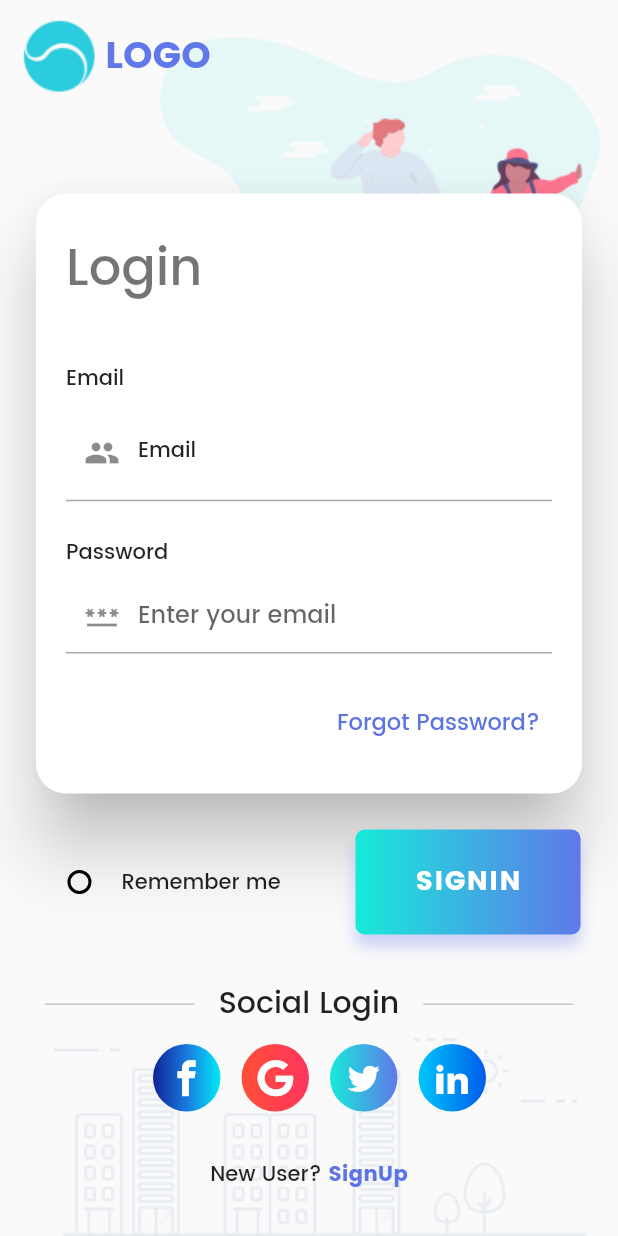
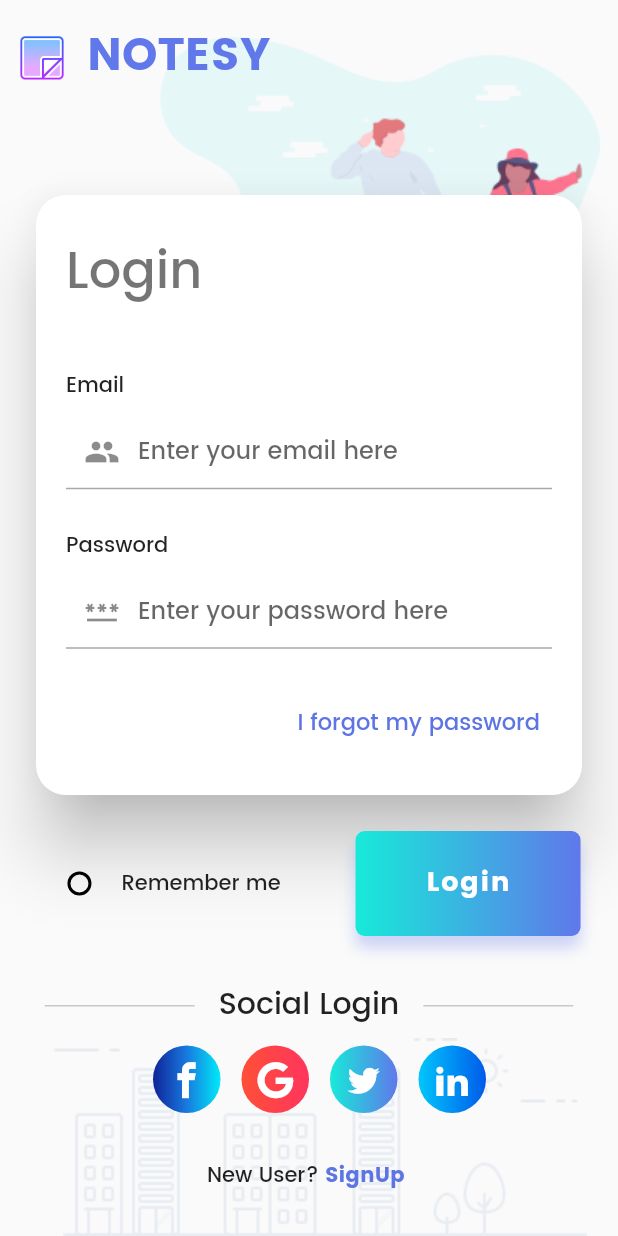
Before and after one commit to JirayuJanlert/flutter-mynotes, a Flutter app: the screen it shows after launch, on a phone screen of 412 x 824 dp. Run offline on Flutter 3.47's test engine with Material 2 defaults, Android fonts, the phone set to English and light mode, and no system bars; our stand-ins replace bloc, cloud_firestore, equatable, firebase_auth, firebase_core, flutter_bloc and 4 more; accounts and stored records are empty; generated files the repository leaves out were written again.

```diff
--- /dev/null
+++ b/l10n.yaml
@@ -0,0 +1,3 @@
+arb-dir: lib/l10n
+template-arb-file: intl_en.arb
+output-localization-file: app_localizations.dart
--- /dev/null
+++ b/lib/l10n/intl_en.arb
@@ -0,0 +1,79 @@
+{
+    "logout_button": "Log out",
+    "note": "Note",
+    "cancel": "Cancel",
+    "yes": "Yes",
+    "confirm": "Confirm",
+    "delete": "Delete",
+    "sharing": "Sharing",
+    "signup_capital": "SIGNUP",
+    "login_capital": "LOGIN",
+    "ok": "OK",
+    "login": "Login",
+    "verify_email": "Verify email",
+    "register": "Register",
+    "restart": "Restart",
+    "back_to_login": "Back to login page",
+
+    "welcome_screen_prompt" : "Welcome to Notesy",
+
+    "start_typing_your_note": "Start typing your note",
+    "delete_note_prompt": "Are you sure you want to delete this note?",
+    "cannot_share_empty_note_prompt": "Cannot share an empty note!",
+    "generic_error_prompt": "An error occurred",
+    "logout_dialog_prompt": "Are you sure you want to log out?",
+
+    "password_reset": "Password reset",
+    "password_reset_dialog_prompt": "We have now sent you a password reset link. Please check your email for more information.",
+
+    "login_error_cannot_find_user": "Cannot find a user with the entered credentials!",
+    "login_error_wrong_credentials": "Wrong credentials",
+    "login_error_auth_error": "Authentication error",
+
+    "login_view_forgot_password": "I forgot my password",
+    "login_view_not_registered_yet": "Not registered yet? Register here!",
+    "login_view_remember_me" : "Remember me",
+    "login_view_social_login" : "Social Login",
+    "login_view_new_user" : "New User? ",
+    "login_view_sign_up" : "SignUp ",
+
+    "email_text_field_label": "Email",
+    "email_text_field_placeholder": "Enter your email here",
+    "password_text_field_label": "Password",
+    "password_text_field_placeholder": "Enter your password here",
+    "confirm_password_text_field_label": "Confirm Password",
+    "confirm_password_text_field_placeholder": "Enter your password again",
+
+
+    "forgot_password": "Forgot Password",
+    "forgot_password_view_generic_error": "We could not process your request. Please make sure that you are a registered user, or if not, register a user now by going back one step.",
+    "forgot_password_view_prompt": "If you forgot your password, simply enter your email and we will send you a password reset link.",
+    "forgot_password_view_send_me_link": "Send me password reset link",
+
+    "register_error_weak_password": "This password is not secure enough. Please choose another password!",
+    "register_error_email_already_in_use": "This email is already registered to another user. Please choose another email!",
+    "register_error_generic": "Failed to register. Please try again later!",
+    "register_error_invalid_email": "The email address you entered appears to be invalid. Please try another email address!",
+    "register_view_prompt": "Create Your account for free!",
+    "register_view_already_registered": "Already Have an Account? ",
+    "register_view_signup": "Sign Up",
+
+    "verify_email_view_prompt": "A verification email has been sent to your email",
+    "verify_email_resend_email_verification": "Resend email verification",
+    "verify_email_verification_success": "Email is verified",
+
+    "textfield_validation_error_password_unmatched" : "The passwords do not matched",
+    "textfield_validation_error_value_emty" : "Please enter value",
+
+    "note_view_no_notes" : "No Note",
+    "notes_title": "{count, plural, =0{No notes yet} =1{1 note} other{{count} notes}}",
+    "@notes_title": {
+        "placeholders": {
+            "count": {
+                "type": "int",
+                "example": "3 notes"
+            }
+        }
+    }
+
+}
--- /dev/null
+++ b/lib/l10n/intl_th.arb
@@ -0,0 +1,79 @@
+{
+     "logout_button": "ออกจากระบบ",
+     "note": "โน้ต",
+     "cancel": "ยกเลิก",
+     "yes": "yes",
+     "confirm": "ยืนยัน",
+     "delete": "ลบ",
+     "sharing": "แชร์",
+     "signup_capital": "ลงทะเบียน",
+     "login_capital": "เข้าสู่ระบบ",
+     "ok": "Ok",
+     "login": "เข้าสู่ระบบ",
+     "verify_email": "ยืนยันอีเมล",
+     "register": "ลงทะเบียน",
+     "restart": "รีสตาร์ท",
+     "back_to_login": "กลับสู่หน้าเข้าสู่ระบบ",
+
+     "welcome_screen_prompt": "ยินดีต้อนรับสู่ Notesy",
+
+     "start_typing_your_note": "เริ่มเขียนโน้ต",
+     "delete_note_prompt": "คุณแน่ใจหรือไม่ว่าต้องการลบโน้ตนี้",
+     "cannot_share_empty_note_prompt": "ไม่สามารถแชร์โน้ตที่ว่างเปล่า!",
+     "generic_error_prompt": "เกิดข้อผิดพลาด",
+     "logout_dialog_prompt": "คุณแน่ใจหรือไม่ว่าต้องการออกจากระบบ",
+
+     "password_reset": "รีเซ็ตรหัสผ่าน",
+     "password_reset_dialog_prompt": "เราได้ส่งลิงก์รีเซ็ตรหัสผ่านให้คุณแล้ว โปรดตรวจสอบอีเมลของคุณสำหรับข้อมูลเพิ่มเติม",
+
+     "login_error_cannot_find_user": "ไม่พบผู้ใช้ที่มีข้อมูลประจำตัวที่ป้อน!",
+     "login_error_wrong_credentials": "ข้อมูลประจำตัวไม่ถูกต้อง",
+     "login_error_auth_error": "ข้อผิดพลาดในการตรวจสอบสิทธิ์",
+
+     "login_view_forgot_password": "ฉันลืมรหัสผ่าน",
+     "login_view_not_registered_yet": "ยังไม่ได้ลงทะเบียนใช่ไหม ลงทะเบียนที่นี่!",
+     "login_view_remember_me": "จำฉัน",
+     "login_view_social_login": "หรือ",
+     "login_view_new_user": "ผู้ใช้ใหม่?",
+     "login_view_sign_up" : "สมัครสมาชิก",
+
+     "email_text_field_label": "อีเมล",
+     "email_text_field_placeholder": "ป้อนอีเมลของคุณที่นี่",
+     "password_text_field_label": "รหัสผ่าน",
+     "password_text_field_placeholder": "ป้อนรหัสผ่านของคุณที่นี่",
+     "confirm_password_text_field_label": "ยืนยันรหัสผ่าน",
+     "confirm_password_text_field_placeholder": "ป้อนรหัสผ่านของคุณอีกครั้ง",
+
+
+     "forgot_password": "ลืมรหัสผ่าน",
+     "forgot_password_view_generic_error": "เราไม่สามารถดำเนินการตามคำขอของคุณได้ โปรดตรวจสอบว่าคุณเป็นผู้ใช้ที่ลงทะเบียนแล้ว หรือหากไม่ใช่ ให้ลงทะเบียนผู้ใช้ทันทีโดยย้อนกลับไปหนึ่งขั้นตอน",
+     "forgot_password_view_prompt": "หากคุณลืมรหัสผ่าน เพียงป้อนอีเมลของคุณ แล้วเราจะส่งลิงก์รีเซ็ตรหัสผ่านให้คุณ",
+     "forgot_password_view_send_me_link": "ส่งลิงก์รีเซ็ตรหัสผ่านให้ฉัน",
+
+     "register_error_weak_password": "รหัสผ่านนี้ไม่ปลอดภัยเพียงพอ โปรดเลือกรหัสผ่านอื่น!",
+     "register_error_email_already_in_use": "อีเมลนี้ลงทะเบียนกับผู้ใช้รายอื่นแล้ว โปรดเลือกอีเมลอื่น!",
+     "register_error_generic": "ลงทะเบียนไม่สำเร็จ โปรดลองอีกครั้งในภายหลัง!",
+     "register_error_invalid_email": "ที่อยู่อีเมลที่คุณป้อนดูเหมือนจะไม่ถูกต้อง โปรดลองที่อยู่อีเมลอื่น!",
+     "register_view_prompt": "สร้างบัญชีของคุณได้ฟรี!",
+     "register_view_already_registered": "มีบัญชีอยู่แล้ว ",
+     "register_view_signup": "ลงทะเบียน",
+
+     "verify_email_view_prompt": "อีเมลยืนยันถูกส่งไปยังอีเมลของคุณ",
+     "verify_email_resend_email_verification": "ส่งการยืนยันอีเมลอีกครั้ง",
+     "verify_email_verification_success": "ยืนยันอีเมลแล้ว",
+
+     "textfield_validation_error_password_unmatched": "รหัสผ่านไม่ตรงกัน",
+     "textfield_validation_error_value_emty": "กรุณาป้อนข้อมูล",
+
+     "note_view_no_notes": "ไม่มีโน้ต",
+     "notes_title": "{count, plural, =0{ยังไม่มีโน้ต} =1{1 โน้ต} other{{count} โน้ต}}",
+     "@notes_title": {
+         "placeholder": {
+             "count": {
+                 "type": "int",
+                 "example": "3 โน้ต"
+             }
+         }
+     }
+
+}
--- a/lib/main.dart
+++ b/lib/main.dart
@@ -6,10 +6,13 @@ import 'package:flutter_course/services/auth/bloc/auth_bloc.dart';
 import 'package:flutter_course/services/auth/firebase_auth_provider.dart';
 import 'package:flutter_course/views/home_page.dart';
 import 'package:flutter_course/views/notes/create_update_note_view.dart';
+import 'package:flutter_gen/gen_l10n/app_localizations.dart';
 
 void main() async {
   WidgetsFlutterBinding.ensureInitialized();
   runApp(MaterialApp(
+    localizationsDelegates: AppLocalizations.localizationsDelegates,
+    supportedLocales: AppLocalizations.supportedLocales,
     debugShowCheckedModeBanner: false,
     title: 'Flutter Demo',
     theme: ThemeData(
--- a/lib/utilities/dialog/error_dialog.dart
+++ b/lib/utilities/dialog/error_dialog.dart
@@ -1,4 +1,5 @@
 import 'package:flutter/material.dart';
+import 'package:flutter_course/extensions/buildcontext/loc.dart';
 import 'package:flutter_course/utilities/dialog/generic_dialog.dart';
 
 Future<void> showErrorDialog(
@@ -6,10 +7,10 @@ Future<void> showErrorDialog(
   String text,
 ) {
   return showGenericDialog(
-      title: 'An error occured',
+      title: context.loc.generic_error_prompt,
       content: text,
       context: context,
       optionsBuilder: () => {
-            'Ok': null,
+            context.loc.ok: null,
           });
 }
--- a/lib/utilities/dialog/password_reset.dart
+++ b/lib/utilities/dialog/password_reset.dart
@@ -1,13 +1,13 @@
 import 'package:flutter/material.dart';
+import 'package:flutter_course/extensions/buildcontext/loc.dart';
 import 'package:flutter_course/utilities/dialog/generic_dialog.dart';
 
 Future<void> showPasswordResetDialog(BuildContext context) {
   return showGenericDialog<void>(
       context: context,
-      title: 'Password Reset',
-      content:
-          'We have now sent you a password reset link. Please check your email for more information.',
+      title: context.loc.password_reset,
+      content: context.loc.password_reset_dialog_prompt,
       optionsBuilder: () => {
-            'Ok': null,
+            context.loc.ok: null,
           });
 }
--- a/lib/views/forgot_password_view.dart
+++ b/lib/views/forgot_password_view.dart
@@ -1,6 +1,7 @@
 import 'package:flutter/material.dart';
 import 'package:flutter_bloc/flutter_bloc.dart';
 import 'package:flutter_course/constant/custom.dart';
+import 'package:flutter_course/extensions/buildcontext/loc.dart';
 import 'package:flutter_course/services/auth/bloc/auth_bloc.dart';
 import 'package:flutter_course/services/auth/bloc/auth_event.dart';
 import 'package:flutter_course/services/auth/bloc/auth_state.dart';
@@ -43,9 +44,7 @@ class _ForgotPasswordViewState extends State<ForgotPasswordView> {
           if (state.exception != null) {
             if (mounted) {
               await showErrorDialog(
-                context,
-                'We could not process your request. Please make sure that you are a registered user, or if not, please register one.',
-              );
+                  context, context.loc.forgot_password_view_generic_error);
             }
           }
         }
@@ -68,7 +67,7 @@ class _ForgotPasswordViewState extends State<ForgotPasswordView> {
                       height: ScreenUtil().setHeight(30),
                     ),
                     Text(
-                      'Please input an email of account you want to reset the email.',
+                      context.loc.forgot_password_view_prompt,
                       textAlign: TextAlign.center,
                       style: theme.textTheme.bodyMedium,
                     ),
@@ -80,8 +79,8 @@ class _ForgotPasswordViewState extends State<ForgotPasswordView> {
                       autocorrect: false,
                       autofocus: true,
                       controller: _controller,
-                      decoration: const InputDecoration(
-                        hintText: 'Please input email address...',
+                      decoration: InputDecoration(
+                        hintText: context.loc.email_text_field_placeholder,
                       ),
                     ),
                     SizedBox(
@@ -103,9 +102,9 @@ class _ForgotPasswordViewState extends State<ForgotPasswordView> {
                               const Size.fromHeight(30)),
                           backgroundColor: MaterialStateProperty.all(
                               CustomColor.kSecondaryColor)),
-                      label: const Text(
-                        'Send email',
-                        style: TextStyle(color: Colors.white),
+                      label: Text(
+                        context.loc.forgot_password_view_send_me_link,
+                        style: const TextStyle(color: Colors.white),
                       ),
                     ),
                     SizedBox(
@@ -117,8 +116,8 @@ class _ForgotPasswordViewState extends State<ForgotPasswordView> {
                               const AuthEventLogOut(),
                             );
                       },
-                      child: const Text(
-                        'Go back to login',
+                      child: Text(
+                        context.loc.back_to_login,
                       ),
                     ),
                   ],
--- a/lib/views/login_view.dart
+++ b/lib/views/login_view.dart
@@ -1,5 +1,6 @@
 import 'package:flutter/material.dart';
 import 'package:flutter_bloc/flutter_bloc.dart';
+import 'package:flutter_course/extensions/buildcontext/loc.dart';
 import 'package:flutter_course/services/auth/auth_exception.dart';
 import 'package:flutter_course/constant/custom.dart';
 import 'package:flutter_course/services/auth/bloc/auth_bloc.dart';
@@ -52,17 +53,17 @@ class _LoginViewState extends State<LoginView> {
           if (state.exception is UserNotFoundAuthException) {
             await showErrorDialog(
               context,
-              'Cannot find a user with the entered credentials',
+              context.loc.login_error_cannot_find_user,
             );
           } else if (state.exception is WrongPasswordAuthException) {
             await showErrorDialog(
               context,
-              'Wrong credentials',
+              context.loc.login_error_wrong_credentials,
             );
           } else if (state.exception is GenericAuthException) {
             await showErrorDialog(
               context,
-              'Authentication Error',
+              context.loc.login_error_auth_error,
             );
           }
         }
@@ -76,7 +77,9 @@ class _LoginViewState extends State<LoginView> {
                 Container(
                     padding: const EdgeInsets.only(top: 10),
                     alignment: Alignment.topRight,
-                    child: Image.asset('assets/image_01.png')),
+                    child: Image.asset(
+                      'assets/image_01.png',
+                    )),
                 Expanded(child: Container()),
                 Image.asset('assets/image_02.png')
               ],
@@ -88,12 +91,20 @@ class _LoginViewState extends State<LoginView> {
                   Padding(
                     padding: const EdgeInsets.all(8.0),
                     child: Row(
+                      crossAxisAlignment: CrossAxisAlignment.center,
                       children: [
-                        Image.asset('assets/logo.png'),
-                        Text('LOGO',
+                        Image.asset(
+                          'assets/logo.png',
+                          height: 60.h,
+                          width: 40.w,
+                        ),
+                        SizedBox(
+                          width: 10.w,
+                        ),
+                        Text('NOTESY',
                             style: TextStyle(
                                 fontFamily: "Poppins-Bold",
-                                fontSize: 25,
+                                fontSize: 30.sp,
                                 color: theme.textTheme.headlineLarge?.color,
                                 fontWeight: FontWeight.bold))
                       ],
@@ -101,7 +112,7 @@ class _LoginViewState extends State<LoginView> {
                   ),
                   SizedBox(height: 50.h),
                   Padding(
-                    padding: const EdgeInsets.only(left: 20.0, right: 20),
+                    padding: EdgeInsets.only(left: 20.w, right: 20.w),
                     child: Card(
                       borderOnForeground: true,
                       color: theme.cardColor,
@@ -119,21 +130,21 @@ class _LoginViewState extends State<LoginView> {
                             mainAxisAlignment: MainAxisAlignment.spaceAround,
                             children: [
                               Text(
-                                'Login',
+                                context.loc.login,
                                 style: theme.textTheme.headlineMedium,
                               ),
                               SizedBox(
                                 height: ScreenUtil().setHeight(20),
                               ),
                               Text(
-                                'Email',
+                                context.loc.email_text_field_label,
                                 style: theme.textTheme.labelLarge,
                               ),
                               TextField(
                                   controller: _username,
                                   decoration: InputDecoration(
-                                    hintText: "Enter your email",
-                                    labelText: 'Email',
+                                    hintText: context
+                                        .loc.email_text_field_placeholder,
                                     labelStyle: theme.textTheme.labelLarge,
                                     prefixIcon: const Icon(Icons.people),
                                     hintStyle: TextStyle(
@@ -145,14 +156,16 @@ class _LoginViewState extends State<LoginView> {
                                 height: 10,
                               ),
                               Text(
-                                'Password',
+                                // context.loc.password_textfield_label,
+                                context.loc.password_text_field_label,
                                 style: theme.textTheme.labelLarge,
                               ),
                               TextField(
                                   obscureText: true,
                                   controller: _password,
                                   decoration: InputDecoration(
-                                    hintText: "Enter your email",
+                                    hintText: context
+                                        .loc.password_text_field_placeholder,
                                     labelStyle: theme.textTheme.labelLarge,
                                     prefixIcon: const Icon(Icons.password),
                                     hintStyle: TextStyle(
@@ -171,7 +184,7 @@ class _LoginViewState extends State<LoginView> {
                                         .read<AuthBloc>()
                                         .add(const AuthEventForgotPassword()),
                                     child: Text(
-                                      "Forgot Password?",
+                                      context.loc.login_view_forgot_password,
                                       style: TextStyle(
                                           color: theme.colorScheme.secondary,
                                           fontSize: 15),
@@ -200,7 +213,7 @@ class _LoginViewState extends State<LoginView> {
                             width: 20,
                           ),
                           Text(
-                            'Remember me',
+                            context.loc.login_view_remember_me,
                             style: theme.textTheme.bodyLarge,
                           )
                         ],
@@ -231,9 +244,9 @@ class _LoginViewState extends State<LoginView> {
                                     .read<AuthBloc>()
                                     .add(AuthEventLogIn(email, password));
                               },
-                              child: const Center(
-                                child: Text("SIGNIN",
-                                    style: TextStyle(
+                              child: Center(
+                                child: Text(context.loc.login,
+                                    style: const TextStyle(
                                       color: Colors.white,
                                       fontFamily: "Poppins-Bold",
                                       fontSize: 18,
@@ -252,7 +265,7 @@ class _LoginViewState extends State<LoginView> {
                     children: [
                       horizontalLine(),
                       Text(
-                        'Social Login',
+                        context.loc.login_view_social_login,
                         style: theme.textTheme.titleLarge,
                       ),
                       horizontalLine(),
@@ -306,9 +319,9 @@ class _LoginViewState extends State<LoginView> {
                     mainAxisSize: MainAxisSize.min,
                     mainAxisAlignment: MainAxisAlignment.center,
                     children: <Widget>[
-                      const Text(
-                        "New User? ",
-                        style: TextStyle(fontFamily: "Poppins-Medium"),
+                      Text(
+                        context.loc.login_view_new_user,
+                        style: const TextStyle(fontFamily: "Poppins-Medium"),
                       ),
                       const SizedBox(
                         height: 20,
@@ -319,8 +332,8 @@ class _LoginViewState extends State<LoginView> {
                               .read<AuthBloc>()
                               .add(const AuthEventShouldRegister());
                         },
-                        child: const Text("SignUp",
-                            style: TextStyle(
+                        child: Text(context.loc.login_view_sign_up,
+                            style: const TextStyle(
                               color: Color(0xFF5d74e3),
                               fontFamily: "Poppins-Bold",
                             )),
--- a/lib/views/notes/create_update_note_view.dart
+++ b/lib/views/notes/create_update_note_view.dart
@@ -1,4 +1,5 @@
 import 'package:flutter/material.dart';
+import 'package:flutter_course/extensions/buildcontext/loc.dart';
 import 'package:flutter_course/services/auth/auth_service.dart';
 import 'package:flutter_course/services/cloud/cloud_note.dart';
 import 'package:flutter_course/utilities/dialog/cannot_share_empty_note_dialog.dart';
@@ -126,9 +127,9 @@ class _CreateUpdateNoteViewState extends State<CreateUpdateNoteView> {
                         keyboardType: TextInputType.multiline,
                         maxLines: null,
                         textCapitalization: TextCapitalization.sentences,
-                        decoration: const InputDecoration(
+                        decoration: InputDecoration(
                           border: InputBorder.none,
-                          hintText: 'Start Typing your note...',
+                          hintText: context.loc.start_typing_your_note,
                         ),
                         style: const TextStyle(
                           fontSize: 19,
--- a/pubspec.yaml
+++ b/pubspec.yaml
@@ -40,6 +40,8 @@ dependencies:
   firebase_core: ^2.7.0
   flutter:
     sdk: flutter
+  flutter_localizations:
+    sdk: flutter
   flutter_bloc: ^8.1.2
   flutter_launcher_icons: ^0.12.0
   flutter_screenutil: ^5.6.1
@@ -49,6 +51,7 @@ dependencies:
   path_provider: ^2.0.13
   share_plus: ^6.3.1
   sqflite: ^2.2.5
+  intl: any
 
 dev_dependencies:
 
@@ -66,7 +69,7 @@ dev_dependencies:
 # following page: https://dart.dev/tools/pub/pubspec
 # The following section is specific to Flutter packages.
 flutter:
-
+  generate: true
   # The following line ensures that the Material Icons font is
   # included with your application, so that you can use the icons in
   # the material Icons class.
```
Also changed, not shown: lib/extensions/buildcontext/loc.dart (added, +7 -0 lines), lib/utilities/dialog/cannot_share_empty_note_dialog.dart (+4 -3 lines), lib/utilities/dialog/delete_dialog.dart (+8 -5 lines), lib/utilities/dialog/logout_dialog.dart (+8 -5 lines), lib/views/notes/notes_view.dart (+22 -8 lines), lib/views/register_view.dart (+39 -24 lines), lib/views/veiry_email_view.dart (+12 -11 lines), lib/views/welcome_view.dart (+4 -3 lines), assets/logo.png, pubspec.lock, 1 other file.
